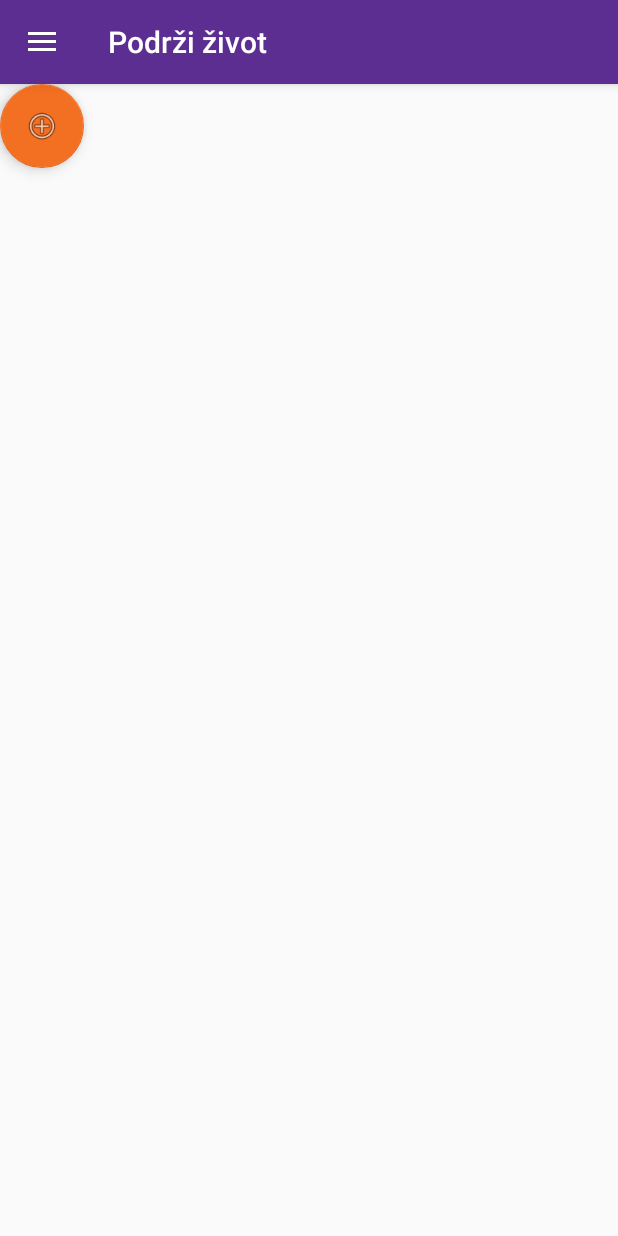
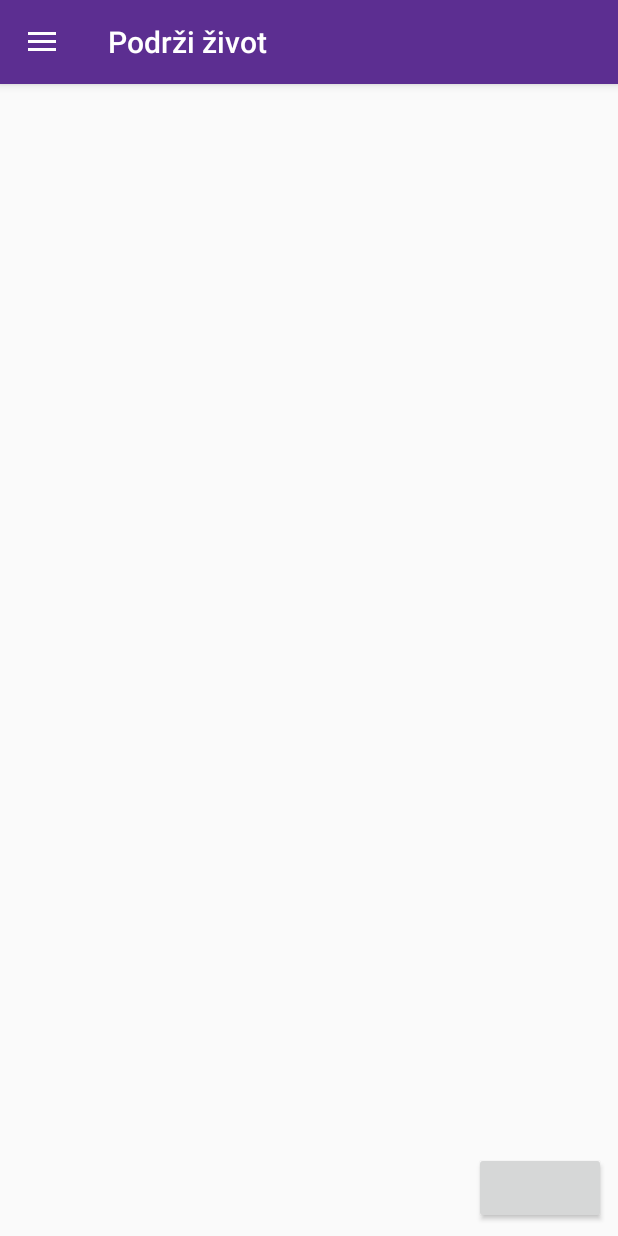
Before and after one commit to Kursulla/smshelp, an Android app: the screen it shows after launch (HomeActivity), on a phone screen of 412 x 824 dp. Run offline under Robolectric (Android 15) with nearby library versions, the phone set to English and light mode, and no system bars; 1 statement that could not run was skipped.

Commit message:
FAB removal. Introduced tmp button

```diff
--- a/app/src/main/java/com/eutechpro/smshelp/home/HomeActivity.kt
+++ b/app/src/main/java/com/eutechpro/smshelp/home/HomeActivity.kt
@@ -1,5 +1,7 @@
 package home
 
+import android.support.annotation.StringRes
+import android.widget.Button
 import com.eutechpro.smshelp.BaseActivity
 import com.eutechpro.smshelp.R
 import com.eutechpro.smshelp.extensions.Formated
@@ -16,7 +18,7 @@ import org.jetbrains.anko.toast
 
 class HomeActivity : BaseActivity(), Mvp.View {
     private var statusMessage: android.widget.TextView? = null
-    private var fab: android.support.design.widget.FloatingActionButton? = null
+    private var scheduleBtn: Button? = null
     private var presenter: Mvp.Presenter? = null
 
     override fun onCreate(savedInstanceState: android.os.Bundle?) {
@@ -27,7 +29,7 @@ class HomeActivity : BaseActivity(), Mvp.View {
         inflateContentLayout(R.layout.home_incl_content)
 
         statusMessage = find(R.id.status_message)
-        fab = find(R.id.fab)
+        scheduleBtn = find(R.id.tmp_schedule_button)
 
         //todo inject
         presenter = Presenter(Model(PreferencesPersistence(SharedPreferencesForScheduler()), AlarmScheduler(applicationContext)))
@@ -42,8 +44,8 @@ class HomeActivity : BaseActivity(), Mvp.View {
 
     override fun setStatusScheduled(date: java.util.Date) {
         statusMessage?.text = getString(R.string.status_scheduled, date.Formated(date))
-        fab?.setImageResource(R.drawable.ic_menu_manage)
-        fab?.setOnClickListener {
+        scheduleBtn?.text = "Un Schedule"
+        scheduleBtn?.setOnClickListener {
             snackbar(R.string.snack_unscheduled, it, {
                 toast("Undoooo")
                 presenter?.schedule()
@@ -55,8 +57,8 @@ class HomeActivity : BaseActivity(), Mvp.View {
 
     override fun setStatusNotScheduled() {
         statusMessage?.setText(R.string.status_not_scheduled)
-        fab?.setImageResource(R.drawable.ic_menu_send)
-        fab?.setOnClickListener {
+        scheduleBtn?.text = "Schedule"
+        scheduleBtn?.setOnClickListener {
             snackbar(R.string.snack_scheduled, it, {
                 toast("Undoooo")
                 presenter?.unSchedule()
@@ -66,7 +68,7 @@ class HomeActivity : BaseActivity(), Mvp.View {
 
     }
 
-    override fun showSnackBar(@android.support.annotation.StringRes messageId: Int, anchor: android.view.View) {
+    override fun showSnackBar(@StringRes messageId: Int, anchor: android.view.View) {
         snackbar(messageId, anchor, {
             toast("Undoooo")
         })
--- a/app/src/main/res/layout/home_incl_content.xml
+++ b/app/src/main/res/layout/home_incl_content.xml
@@ -21,13 +21,12 @@
         tools:text="Sledece slanje sms je ..."
         android:textAlignment="center"
         />
-
-    <android.support.design.widget.FloatingActionButton
-        android:id="@+id/fab"
+    <Button
+        android:id="@+id/tmp_schedule_button"
         android:layout_width="wrap_content"
         android:layout_height="wrap_content"
-        android:layout_margin="@dimen/fab_margin"
-        app:srcCompat="@android:drawable/ic_menu_add"
-        tools:layout_editor_absoluteY="409dp" tools:layout_editor_absoluteX="285dp"
+        android:layout_marginRight="8dp" app:layout_constraintRight_toRightOf="parent"
+        app:layout_constraintBottom_toBottomOf="parent" android:layout_marginBottom="8dp"
         />
+
 </android.support.constraint.ConstraintLayout>
```
